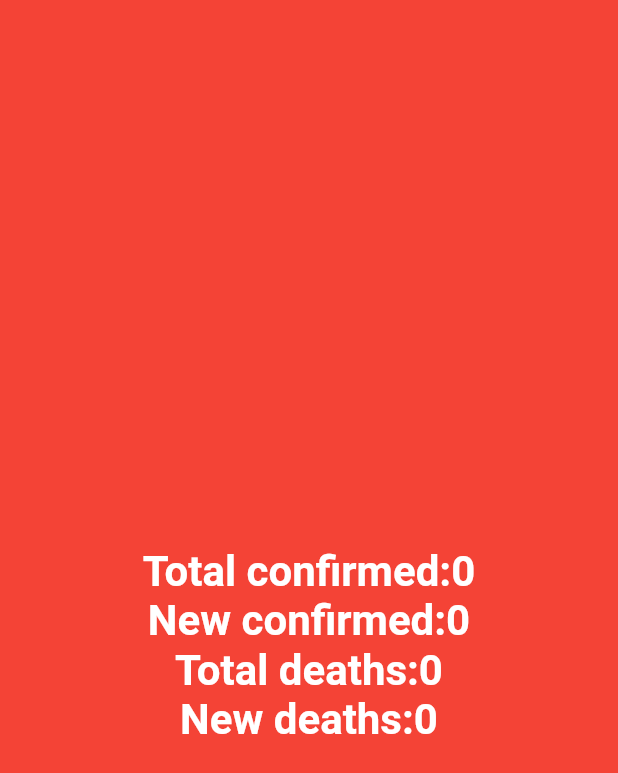
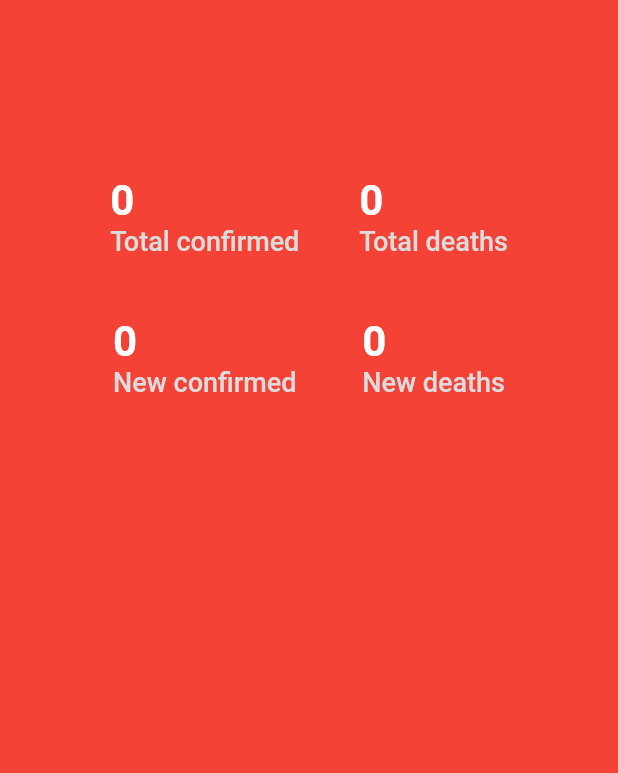
Before and after one commit to anthonylegoas/covid19_flutter, a Flutter app: the Stats widget shown alone on an empty page, opened directly with empty values, on a phone screen of 412 x 824 dp. Shown: the top 773 px of the screen. Run offline on Flutter 3.47's test engine with Material 2 defaults, Android fonts, the phone set to English and light mode, and no system bars; our stand-ins replace bloc, equatable, flutter_bloc; network calls fail; Roboto replaces fonts that are missing (Hind).

Commit message:
💄 (app) update stats style

```diff
--- a/lib/app/pages/stats/stat/stat.dart
+++ b/lib/app/pages/stats/stat/stat.dart
@@ -8,19 +8,22 @@ class Stat extends StatelessWidget {
 
   @override
   Widget build(BuildContext context) {
-    return Row(
+    return Padding(
+      padding: new EdgeInsets.all(20),
+      child: Column(
         mainAxisAlignment: MainAxisAlignment.center,
-      crossAxisAlignment: CrossAxisAlignment.center,
+        crossAxisAlignment: CrossAxisAlignment.start,
         children: <Widget>[
           Text(
-          '$label:',
+            '$value',
             style: Theme.of(context).textTheme.body1,
           ),
           Text(
-          '$value',
-          style: Theme.of(context).textTheme.body1,
-        )
+            '$label',
+            style: Theme.of(context).textTheme.body2,
+          ),
         ],
+      ),
     );
   }
 }
--- a/lib/app/pages/stats/stats.dart
+++ b/lib/app/pages/stats/stats.dart
@@ -10,16 +10,38 @@ class Stats extends StatelessWidget {
   @override
   Widget build(BuildContext context) {
     return Column(
-      mainAxisAlignment: MainAxisAlignment.center,
+      mainAxisAlignment: MainAxisAlignment.start,
       children: <Widget>[
-        Text(
-          covidStats.country,
-          style: Theme.of(context).textTheme.title,
+        Padding(
+          child: Text(
+            covidStats.country,
+            style: Theme.of(context).textTheme.title,
+          ),
+          padding: EdgeInsets.all(30),
         ),
-        Stat(label: 'Total confirmed', value: covidStats.totalConfirmed),
-        Stat(label: 'New confirmed', value: covidStats.newConfirmed),
-        Stat(label: 'Total deaths', value: covidStats.totalDeaths),
-        Stat(label: 'New deaths', value: covidStats.newDeaths),
+        Row(
+          mainAxisAlignment: MainAxisAlignment.center,
+          crossAxisAlignment: CrossAxisAlignment.center,
+          children: <Widget>[
+            Column(
+              mainAxisAlignment: MainAxisAlignment.center,
+              crossAxisAlignment: CrossAxisAlignment.center,
+              children: <Widget>[
+                Stat(
+                    label: 'Total confirmed', value: covidStats.totalConfirmed),
+                Stat(label: 'New confirmed', value: covidStats.newConfirmed),
+              ],
+            ),
+            Column(
+              mainAxisAlignment: MainAxisAlignment.center,
+              crossAxisAlignment: CrossAxisAlignment.center,
+              children: <Widget>[
+                Stat(label: 'Total deaths', value: covidStats.totalDeaths),
+                Stat(label: 'New deaths', value: covidStats.newDeaths),
+              ],
+            ),
+          ],
+        ),
       ],
     );
   }
--- a/lib/app/pages/stats/stats_container.dart
+++ b/lib/app/pages/stats/stats_container.dart
@@ -12,14 +12,11 @@ class StatsContainer extends StatelessWidget {
           BlocProvider.of<CovidBloc>(context)
               .add(FetchCovidStats(country: 'France'));
           return Center(child: CircularProgressIndicator());
-        }
-        if (state is CovidStatsLoading) {
+        } else if (state is CovidStatsLoading) {
           return Center(child: CircularProgressIndicator());
-        }
-        if (state is CovidStatsLoaded) {
+        } else if (state is CovidStatsLoaded) {
           return Stats(covidStats: state.covidStats);
-        }
-        if (state is CovidStatsError) {
+        } else if (state is CovidStatsError) {
           return Text(
             'Something went wrong!',
             style: TextStyle(color: Colors.red),
```
Lines whose indentation alone changed are shown as unchanged.
